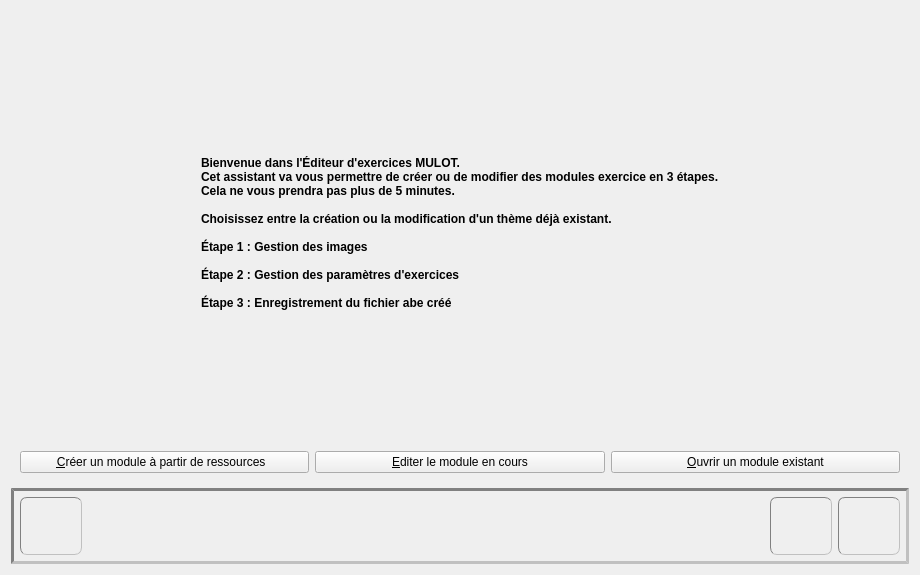
Txikilinux/leterrier-mulot, file editeur.ui: the form before one commit.
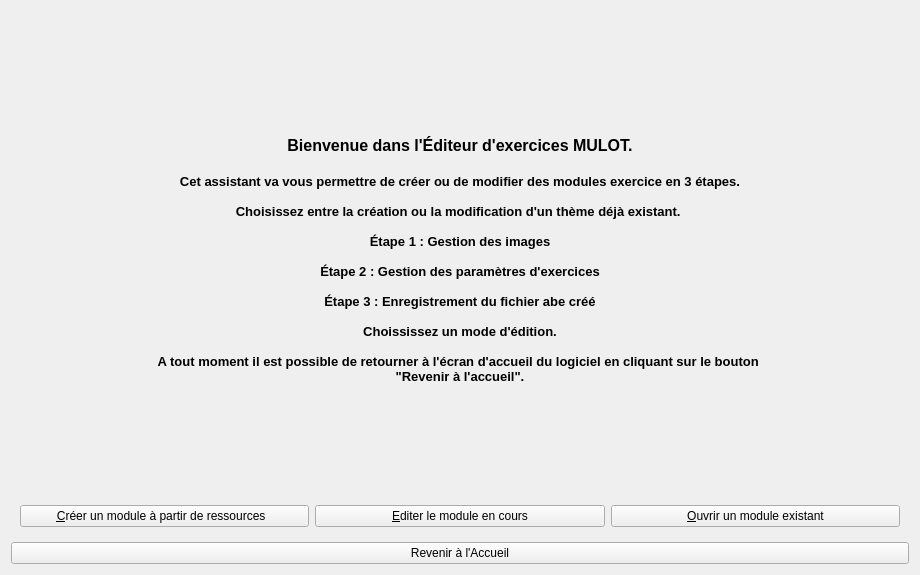
The form after the commit. The open tabs and pages were chosen to show the change. Icons and pictures are not drawn. Custom widgets are drawn as their Qt base class.

Commit message: Nouvelle implémentation éditeur #1

What changed in the file:
```diff
--- a/editeur.ui
+++ b/editeur.ui
@@ -37,107 +37,6 @@
  }</string>
   </property>
   <layout class="QGridLayout" name="gridLayout_6">
-   <item row="2" column="0">
-    <widget class="QWidget" name="widgetNavigation" native="true">
-     <property name="styleSheet">
-      <string notr="true">#widgetNavigation {
-border: 3px inset gray;
-border-radius: 40px;
-
-}
-
-QPushButton {
-color: gray;
-border-width: 1px;
-border-style: inset;
-border-radius: 7;
-padding: 3px;
-font-size: 10px;
-padding-left: 5px;
-padding-right: 5px;
-min-width: 50px;
-max-width: 50px;
-min-height: 50px;
-max-height: 50px;
-}</string>
-     </property>
-     <layout class="QGridLayout" name="gridLayout_10">
-      <item row="0" column="1">
-       <widget class="QPushButton" name="btnQuitter">
-        <property name="focusPolicy">
-         <enum>Qt::NoFocus</enum>
-        </property>
-        <property name="text">
-         <string/>
-        </property>
-        <property name="icon">
-         <iconset resource="ressources.qrc">
-          <normaloff>:/bouton/quitter</normaloff>:/bouton/quitter</iconset>
-        </property>
-        <property name="iconSize">
-         <size>
-          <width>48</width>
-          <height>48</height>
-         </size>
-        </property>
-       </widget>
-      </item>
-      <item row="0" column="2">
-       <spacer name="horizontalSpacer">
-        <property name="orientation">
-         <enum>Qt::Horizontal</enum>
-        </property>
-        <property name="sizeHint" stdset="0">
-         <size>
-          <width>498</width>
-          <height>20</height>
-         </size>
-        </property>
-       </spacer>
-      </item>
-      <item row="0" column="3">
-       <widget class="QPushButton" name="btnPrecedent">
-        <property name="focusPolicy">
-         <enum>Qt::NoFocus</enum>
-        </property>
-        <property name="text">
-         <string/>
-        </property>
-        <property name="icon">
-         <iconset resource="ressources.qrc">
-          <normaloff>:/bouton/flecheG</normaloff>:/bouton/flecheG</iconset>
-        </property>
-        <property name="iconSize">
-         <size>
-          <width>48</width>
-          <height>48</height>
-         </size>
-        </property>
-       </widget>
-      </item>
-      <item row="0" column="5">
-       <widget class="QPushButton" name="btnSuivant">
-        <property name="focusPolicy">
-         <enum>Qt::NoFocus</enum>
-        </property>
-        <property name="text">
-         <string/>
-        </property>
-        <property name="icon">
-         <iconset resource="ressources.qrc">
-          <normaloff>:/bouton/flecheD</normaloff>:/bouton/flecheD</iconset>
-        </property>
-        <property name="iconSize">
-         <size>
-          <width>48</width>
-          <height>48</height>
-         </size>
-        </property>
-       </widget>
-      </item>
-     </layout>
-    </widget>
-   </item>
    <item row="1" column="0">
     <widget class="QStackedWidget" name="stackedWidgetEditeur">
      <property name="styleSheet">
@@ -147,8 +46,8 @@
       <number>5</number>
      </property>
      <widget class="QWidget" name="pageAccueil">
-      <layout class="QGridLayout" name="gridLayout">
-       <item row="0" column="2">
+      <layout class="QVBoxLayout" name="verticalLayout_3">
+       <item>
         <spacer name="verticalSpacer_9">
          <property name="orientation">
           <enum>Qt::Vertical</enum>
@@ -161,20 +60,7 @@
          </property>
         </spacer>
        </item>
-       <item row="1" column="0">
-        <spacer name="horizontalSpacer_9">
-         <property name="orientation">
-          <enum>Qt::Horizontal</enum>
-         </property>
-         <property name="sizeHint" stdset="0">
-          <size>
-           <width>85</width>
-           <height>20</height>
-          </size>
-         </property>
-        </spacer>
-       </item>
-       <item row="1" column="1" colspan="2">
+       <item>
         <widget class="QLabel" name="lblAccueil">
          <property name="styleSheet">
           <string notr="true">#lblAccueil {
@@ -182,34 +68,33 @@
 }</string>
          </property>
          <property name="text">
-          <string>Bienvenue dans l'Éditeur d'exercices MULOT.
-Cet assistant va vous permettre de créer ou de modifier des modules exercice en 3 étapes.
-Cela ne vous prendra pas plus de 5 minutes.
-
-Choisissez entre la création ou la modification d'un thème déjà existant. 
-
-Étape 1 : Gestion des images
-
-Étape 2 : Gestion des paramètres d'exercices
-
-Étape 3 : Enregistrement du fichier abe créé</string>
+          <string>&lt;!DOCTYPE HTML PUBLIC &quot;-//W3C//DTD HTML 4.0//EN&quot; &quot;http://www.w3.org/TR/REC-html40/strict.dtd&quot;&gt;
+&lt;html&gt;&lt;head&gt;&lt;meta name=&quot;qrichtext&quot; content=&quot;1&quot; /&gt;&lt;style type=&quot;text/css&quot;&gt;
+p, li { white-space: pre-wrap; }
+&lt;/style&gt;&lt;/head&gt;&lt;body style=&quot; font-family:'Sans'; font-size:10pt; font-weight:600; font-style:normal;&quot;&gt;
+&lt;p style=&quot; margin-top:0px; margin-bottom:0px; margin-left:0px; margin-right:0px; -qt-block-indent:0; text-indent:0px;&quot;&gt;&lt;span style=&quot; font-size:12pt;&quot;&gt;Bienvenue dans l'Éditeur d'exercices MULOT.&lt;/span&gt;&lt;/p&gt;
+&lt;p style=&quot;-qt-paragraph-type:empty; margin-top:0px; margin-bottom:0px; margin-left:0px; margin-right:0px; -qt-block-indent:0; text-indent:0px; font-size:12pt;&quot;&gt;&lt;/p&gt;
+&lt;p style=&quot; margin-top:0px; margin-bottom:0px; margin-left:0px; margin-right:0px; -qt-block-indent:0; text-indent:0px;&quot;&gt;Cet assistant va vous permettre de créer ou de modifier des modules exercice en 3 étapes.&lt;/p&gt;
+&lt;p style=&quot;-qt-paragraph-type:empty; margin-top:0px; margin-bottom:0px; margin-left:0px; margin-right:0px; -qt-block-indent:0; text-indent:0px;&quot;&gt;&lt;/p&gt;
+&lt;p style=&quot; margin-top:0px; margin-bottom:0px; margin-left:0px; margin-right:0px; -qt-block-indent:0; text-indent:0px;&quot;&gt;Choisissez entre la création ou la modification d'un thème déjà existant. &lt;/p&gt;
+&lt;p style=&quot;-qt-paragraph-type:empty; margin-top:0px; margin-bottom:0px; margin-left:0px; margin-right:0px; -qt-block-indent:0; text-indent:0px;&quot;&gt;&lt;/p&gt;
+&lt;p style=&quot; margin-top:0px; margin-bottom:0px; margin-left:0px; margin-right:0px; -qt-block-indent:0; text-indent:0px;&quot;&gt;Étape 1 : Gestion des images&lt;/p&gt;
+&lt;p style=&quot;-qt-paragraph-type:empty; margin-top:0px; margin-bottom:0px; margin-left:0px; margin-right:0px; -qt-block-indent:0; text-indent:0px;&quot;&gt;&lt;/p&gt;
+&lt;p style=&quot; margin-top:0px; margin-bottom:0px; margin-left:0px; margin-right:0px; -qt-block-indent:0; text-indent:0px;&quot;&gt;Étape 2 : Gestion des paramètres d'exercices&lt;/p&gt;
+&lt;p style=&quot;-qt-paragraph-type:empty; margin-top:0px; margin-bottom:0px; margin-left:0px; margin-right:0px; -qt-block-indent:0; text-indent:0px;&quot;&gt;&lt;/p&gt;
+&lt;p style=&quot; margin-top:0px; margin-bottom:0px; margin-left:0px; margin-right:0px; -qt-block-indent:0; text-indent:0px;&quot;&gt;Étape 3 : Enregistrement du fichier abe créé&lt;/p&gt;
+&lt;p style=&quot;-qt-paragraph-type:empty; margin-top:0px; margin-bottom:0px; margin-left:0px; margin-right:0px; -qt-block-indent:0; text-indent:0px;&quot;&gt;&lt;/p&gt;
+&lt;p style=&quot; margin-top:0px; margin-bottom:0px; margin-left:0px; margin-right:0px; -qt-block-indent:0; text-indent:0px;&quot;&gt;Choississez un mode d'édition.&lt;/p&gt;
+&lt;p style=&quot;-qt-paragraph-type:empty; margin-top:0px; margin-bottom:0px; margin-left:0px; margin-right:0px; -qt-block-indent:0; text-indent:0px;&quot;&gt;&lt;/p&gt;
+&lt;p style=&quot; margin-top:0px; margin-bottom:0px; margin-left:0px; margin-right:0px; -qt-block-indent:0; text-indent:0px;&quot;&gt;A tout moment il est possible de retourner à l'écran d'accueil du logiciel en cliquant sur le bouton &lt;/p&gt;
+&lt;p style=&quot; margin-top:0px; margin-bottom:0px; margin-left:0px; margin-right:0px; -qt-block-indent:0; text-indent:0px;&quot;&gt;&amp;quot;Revenir à l'accueil&amp;quot;.&lt;/p&gt;&lt;/body&gt;&lt;/html&gt;</string>
+         </property>
+         <property name="alignment">
+          <set>Qt::AlignCenter</set>
          </property>
         </widget>
        </item>
-       <item row="1" column="3">
-        <spacer name="horizontalSpacer_10">
-         <property name="orientation">
-          <enum>Qt::Horizontal</enum>
-         </property>
-         <property name="sizeHint" stdset="0">
-          <size>
-           <width>85</width>
-           <height>20</height>
-          </size>
-         </property>
-        </spacer>
-       </item>
-       <item row="2" column="1">
+       <item>
         <spacer name="verticalSpacer_10">
          <property name="orientation">
           <enum>Qt::Vertical</enum>
@@ -222,8 +107,8 @@
          </property>
         </spacer>
        </item>
-       <item row="3" column="0" colspan="4">
-        <layout class="QHBoxLayout" name="horizontalLayout_6">
+       <item>
+        <layout class="QHBoxLayout" name="layoutModeEdition">
          <item>
           <widget class="QPushButton" name="btnCreationAbe">
            <property name="focusPolicy">
@@ -1391,6 +1276,13 @@
      </widget>
     </widget>
    </item>
+   <item row="2" column="0">
+    <widget class="QPushButton" name="btnRetourAccueil">
+     <property name="text">
+      <string>Revenir à l'Accueil</string>
+     </property>
+    </widget>
+   </item>
   </layout>
  </widget>
  <customwidgets>
```
Left out of the diff: 2 changed lines with no effect on the pictures. The commit also changes 3 other files.
